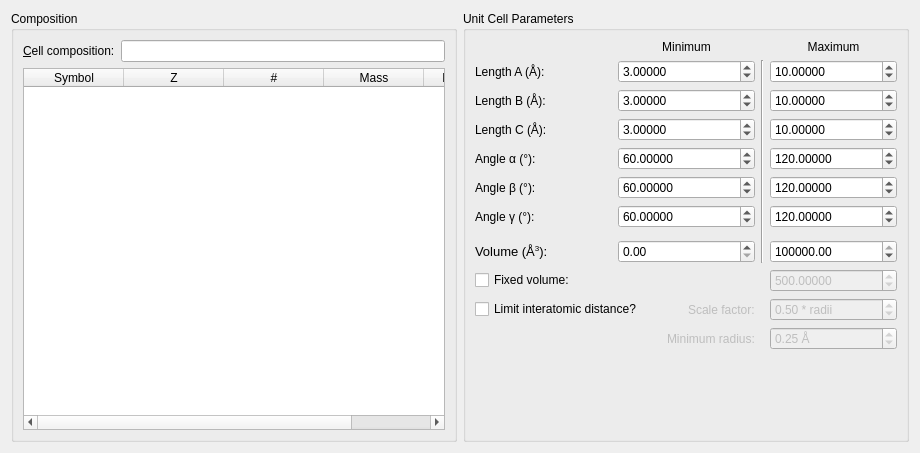
First picture: the form in src/xtalopt/ui/tab_init.ui, repository xtalopt/XtalOpt, before the edit.
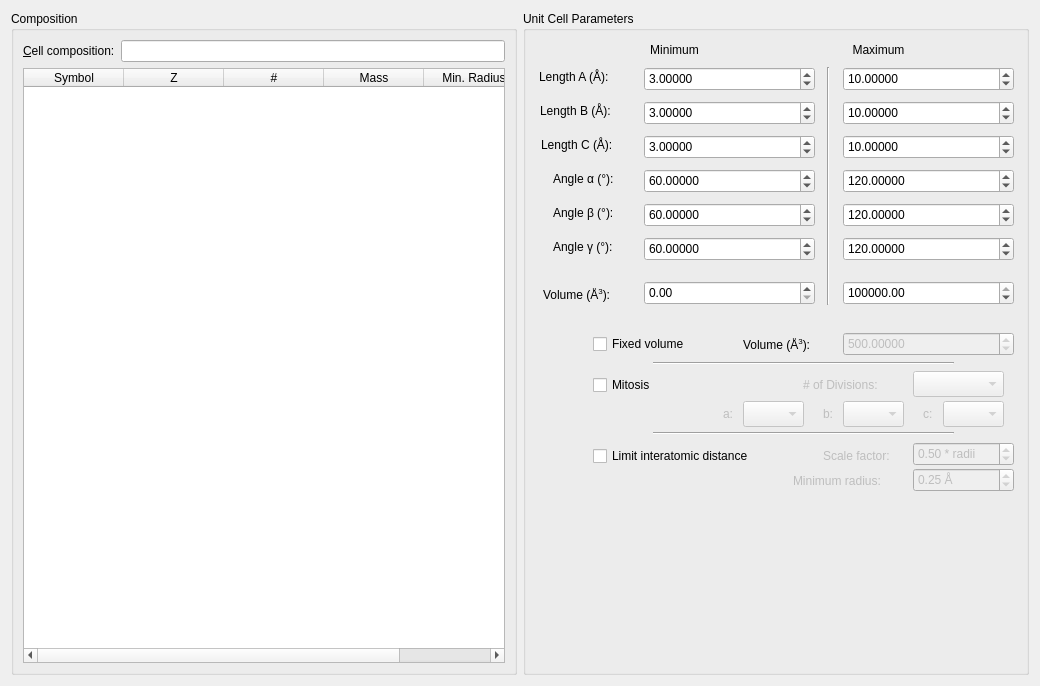
Second picture: the form after the edit.

Commit message: Mitosis, SIESTA, and fixes

The edit to the form file:
```diff
--- a/src/xtalopt/ui/tab_init.ui
+++ b/src/xtalopt/ui/tab_init.ui
@@ -6,8 +6,8 @@
    <rect>
     <x>0</x>
     <y>0</y>
-    <width>920</width>
-    <height>453</height>
+    <width>1040</width>
+    <height>686</height>
    </rect>
   </property>
   <property name="windowTitle">
@@ -103,120 +103,15 @@
      <property name="title">
       <string>Unit Cell Parameters</string>
      </property>
-     <layout class="QGridLayout" name="gridLayout_3">
-      <item row="2" column="0">
-       <widget class="QLabel" name="label_3">
-        <property name="text">
-         <string>Length B (Å):</string>
-        </property>
-        <property name="buddy">
-         <cstring>spin_b_min</cstring>
-        </property>
-       </widget>
-      </item>
-      <item row="3" column="0">
-       <widget class="QLabel" name="label_2">
-        <property name="text">
-         <string>Length C (Å):</string>
-        </property>
-        <property name="buddy">
-         <cstring>spin_c_min</cstring>
-        </property>
-       </widget>
-      </item>
-      <item row="4" column="0">
-       <widget class="QLabel" name="label_4">
-        <property name="text">
-         <string>Angle α (°):</string>
-        </property>
-        <property name="buddy">
-         <cstring>spin_alpha_min</cstring>
-        </property>
-       </widget>
-      </item>
-      <item row="1" column="0">
-       <widget class="QLabel" name="label_5">
-        <property name="text">
-         <string>Length A (Å):</string>
-        </property>
-        <property name="buddy">
-         <cstring>spin_a_min</cstring>
-        </property>
-       </widget>
-      </item>
-      <item row="1" column="1">
-       <widget class="QDoubleSpinBox" name="spin_a_min">
-        <property name="decimals">
-         <number>5</number>
-        </property>
-        <property name="singleStep">
-         <double>0.100000000000000</double>
-        </property>
-        <property name="value">
-         <double>3.000000000000000</double>
-        </property>
-       </widget>
-      </item>
-      <item row="2" column="1">
-       <widget class="QDoubleSpinBox" name="spin_b_min">
-        <property name="decimals">
-         <number>5</number>
-        </property>
-        <property name="singleStep">
-         <double>0.100000000000000</double>
-        </property>
-        <property name="value">
-         <double>3.000000000000000</double>
-        </property>
-       </widget>
-      </item>
-      <item row="3" column="1">
-       <widget class="QDoubleSpinBox" name="spin_c_min">
-        <property name="decimals">
-         <number>5</number>
-        </property>
-        <property name="singleStep">
-         <double>0.100000000000000</double>
-        </property>
-        <property name="value">
-         <double>3.000000000000000</double>
-        </property>
-       </widget>
-      </item>
-      <item row="4" column="1">
-       <widget class="QDoubleSpinBox" name="spin_alpha_min">
-        <property name="decimals">
-         <number>5</number>
-        </property>
-        <property name="maximum">
-         <double>180.000000000000000</double>
-        </property>
-        <property name="singleStep">
-         <double>0.100000000000000</double>
-        </property>
-        <property name="value">
-         <double>60.000000000000000</double>
-        </property>
-       </widget>
-      </item>
-      <item row="1" column="3">
-       <widget class="QDoubleSpinBox" name="spin_a_max">
-        <property name="decimals">
-         <number>5</number>
-        </property>
-        <property name="maximum">
-         <double>9999.989999999999782</double>
-        </property>
-        <property name="singleStep">
-         <double>0.100000000000000</double>
-        </property>
-        <property name="value">
-         <double>10.000000000000000</double>
-        </property>
-       </widget>
-      </item>
-      <item row="2" column="3">
        <widget class="QDoubleSpinBox" name="spin_b_max">
+      <property name="geometry">
+       <rect>
+        <x>320</x>
+        <y>90</y>
+        <width>171</width>
+        <height>24</height>
+       </rect>
+      </property>
         <property name="decimals">
          <number>5</number>
         </property>
@@ -230,9 +125,91 @@
          <double>10.000000000000000</double>
         </property>
        </widget>
-      </item>
-      <item row="3" column="3">
+     <widget class="QDoubleSpinBox" name="spin_gamma_min">
+      <property name="geometry">
+       <rect>
+        <x>121</x>
+        <y>226</y>
+        <width>171</width>
+        <height>24</height>
+       </rect>
+      </property>
+      <property name="decimals">
+       <number>5</number>
+      </property>
+      <property name="maximum">
+       <double>180.000000000000000</double>
+      </property>
+      <property name="singleStep">
+       <double>0.100000000000000</double>
+      </property>
+      <property name="value">
+       <double>60.000000000000000</double>
+      </property>
+     </widget>
+     <widget class="QLabel" name="label_11">
+      <property name="geometry">
+       <rect>
+        <x>30</x>
+        <y>226</y>
+        <width>71</width>
+        <height>20</height>
+       </rect>
+      </property>
+      <property name="text">
+       <string>Angle γ (°):</string>
+      </property>
+      <property name="buddy">
+       <cstring>spin_gamma_min</cstring>
+      </property>
+     </widget>
+     <widget class="QLabel" name="label_7">
+      <property name="geometry">
+       <rect>
+        <x>320</x>
+        <y>31</y>
+        <width>71</width>
+        <height>16</height>
+       </rect>
+      </property>
+      <property name="text">
+       <string>Maximum</string>
+      </property>
+      <property name="alignment">
+       <set>Qt::AlignCenter</set>
+      </property>
+     </widget>
+     <widget class="QDoubleSpinBox" name="spin_beta_min">
+      <property name="geometry">
+       <rect>
+        <x>121</x>
+        <y>192</y>
+        <width>171</width>
+        <height>24</height>
+       </rect>
+      </property>
+      <property name="decimals">
+       <number>5</number>
+      </property>
+      <property name="maximum">
+       <double>180.000000000000000</double>
+      </property>
+      <property name="singleStep">
+       <double>0.100000000000000</double>
+      </property>
+      <property name="value">
+       <double>60.000000000000000</double>
+      </property>
+     </widget>
        <widget class="QDoubleSpinBox" name="spin_c_max">
+      <property name="geometry">
+       <rect>
+        <x>320</x>
+        <y>124</y>
+        <width>171</width>
+        <height>24</height>
+       </rect>
+      </property>
         <property name="decimals">
          <number>5</number>
         </property>
@@ -246,9 +223,15 @@
          <double>10.000000000000000</double>
         </property>
        </widget>
-      </item>
-      <item row="4" column="3">
        <widget class="QDoubleSpinBox" name="spin_alpha_max">
+      <property name="geometry">
+       <rect>
+        <x>320</x>
+        <y>158</y>
+        <width>171</width>
+        <height>24</height>
+       </rect>
+      </property>
         <property name="decimals">
          <number>5</number>
         </property>
@@ -262,9 +245,15 @@
          <double>120.000000000000000</double>
         </property>
        </widget>
-      </item>
-      <item row="0" column="1">
        <widget class="QLabel" name="label_6">
+      <property name="geometry">
+       <rect>
+        <x>121</x>
+        <y>31</y>
+        <width>61</width>
+        <height>16</height>
+       </rect>
+      </property>
         <property name="sizePolicy">
          <sizepolicy hsizetype="Minimum" vsizetype="Fixed">
           <horstretch>0</horstretch>
@@ -278,19 +267,15 @@
          <set>Qt::AlignCenter</set>
         </property>
        </widget>
-      </item>
-      <item row="0" column="3">
-       <widget class="QLabel" name="label_7">
-        <property name="text">
-         <string>Maximum</string>
-        </property>
-        <property name="alignment">
-         <set>Qt::AlignCenter</set>
-        </property>
-       </widget>
-      </item>
-      <item row="5" column="0">
        <widget class="QLabel" name="label_8">
+      <property name="geometry">
+       <rect>
+        <x>30</x>
+        <y>192</y>
+        <width>71</width>
+        <height>20</height>
+       </rect>
+      </property>
         <property name="text">
          <string>Angle β (°):</string>
         </property>
@@ -298,39 +283,117 @@
          <cstring>spin_beta_min</cstring>
         </property>
        </widget>
-      </item>
-      <item row="8" column="0">
-       <widget class="QLabel" name="label_10">
+     <widget class="QDoubleSpinBox" name="spin_b_min">
+      <property name="geometry">
+       <rect>
+        <x>121</x>
+        <y>90</y>
+        <width>171</width>
+        <height>24</height>
+       </rect>
+      </property>
+      <property name="decimals">
+       <number>5</number>
+      </property>
+      <property name="singleStep">
+       <double>0.100000000000000</double>
+      </property>
+      <property name="value">
+       <double>3.000000000000000</double>
+      </property>
+     </widget>
+     <widget class="QLabel" name="label_3">
+      <property name="geometry">
+       <rect>
+        <x>17</x>
+        <y>90</y>
+        <width>91</width>
+        <height>20</height>
+       </rect>
+      </property>
         <property name="text">
-         <string>&lt;!DOCTYPE HTML PUBLIC &quot;-//W3C//DTD HTML 4.0//EN&quot; &quot;http://www.w3.org/TR/REC-html40/strict.dtd&quot;&gt;
-&lt;html&gt;&lt;head&gt;&lt;meta name=&quot;qrichtext&quot; content=&quot;1&quot; /&gt;&lt;style type=&quot;text/css&quot;&gt;
-p, li { white-space: pre-wrap; }
-&lt;/style&gt;&lt;/head&gt;&lt;body style=&quot; font-family:'Sans Serif'; font-size:10pt; font-weight:400; font-style:normal;&quot;&gt;
-&lt;p style=&quot; margin-top:0px; margin-bottom:0px; margin-left:0px; margin-right:0px; -qt-block-indent:0; text-indent:0px;&quot;&gt;Volume (Å&lt;span style=&quot; vertical-align:super;&quot;&gt;3&lt;/span&gt;):&lt;/p&gt;&lt;/body&gt;&lt;/html&gt;</string>
+       <string>Length B (Å):</string>
         </property>
         <property name="buddy">
-         <cstring>spin_vol_min</cstring>
-        </property>
-       </widget>
-      </item>
-      <item row="5" column="1">
-       <widget class="QDoubleSpinBox" name="spin_beta_min">
+       <cstring>spin_b_min</cstring>
+      </property>
+     </widget>
+     <widget class="QLabel" name="label_5">
+      <property name="geometry">
+       <rect>
+        <x>16</x>
+        <y>56</y>
+        <width>91</width>
+        <height>20</height>
+       </rect>
+      </property>
+      <property name="text">
+       <string>Length A (Å):</string>
+      </property>
+      <property name="buddy">
+       <cstring>spin_a_min</cstring>
+      </property>
+     </widget>
+     <widget class="QLabel" name="label_2">
+      <property name="geometry">
+       <rect>
+        <x>18</x>
+        <y>124</y>
+        <width>91</width>
+        <height>20</height>
+       </rect>
+      </property>
+      <property name="text">
+       <string>Length C (Å):</string>
+      </property>
+      <property name="buddy">
+       <cstring>spin_c_min</cstring>
+      </property>
+     </widget>
+     <widget class="QLabel" name="label_4">
+      <property name="geometry">
+       <rect>
+        <x>30</x>
+        <y>158</y>
+        <width>71</width>
+        <height>20</height>
+       </rect>
+      </property>
+      <property name="text">
+       <string>Angle α (°):</string>
+      </property>
+      <property name="buddy">
+       <cstring>spin_alpha_min</cstring>
+      </property>
+     </widget>
+     <widget class="QDoubleSpinBox" name="spin_a_min">
+      <property name="geometry">
+       <rect>
+        <x>121</x>
+        <y>56</y>
+        <width>171</width>
+        <height>24</height>
+       </rect>
+      </property>
         <property name="decimals">
          <number>5</number>
         </property>
-        <property name="maximum">
-         <double>180.000000000000000</double>
-        </property>
         <property name="singleStep">
          <double>0.100000000000000</double>
         </property>
         <property name="value">
-         <double>60.000000000000000</double>
-        </property>
-       </widget>
-      </item>
-      <item row="6" column="1">
-       <widget class="QDoubleSpinBox" name="spin_gamma_min">
+       <double>3.000000000000000</double>
+      </property>
+     </widget>
+     <widget class="QDoubleSpinBox" name="spin_beta_max">
+      <property name="geometry">
+       <rect>
+        <x>320</x>
+        <y>192</y>
+        <width>171</width>
+        <height>24</height>
+       </rect>
+      </property>
         <property name="decimals">
          <number>5</number>
         </property>
@@ -341,12 +404,18 @@
          <double>0.100000000000000</double>
         </property>
         <property name="value">
-         <double>60.000000000000000</double>
-        </property>
-       </widget>
-      </item>
-      <item row="8" column="1">
+       <double>120.000000000000000</double>
+      </property>
+     </widget>
        <widget class="QDoubleSpinBox" name="spin_vol_min">
+      <property name="geometry">
+       <rect>
+        <x>121</x>
+        <y>270</y>
+        <width>171</width>
+        <height>24</height>
+       </rect>
+      </property>
         <property name="decimals">
          <number>2</number>
         </property>
@@ -360,25 +429,15 @@
          <double>0.000000000000000</double>
         </property>
        </widget>
-      </item>
-      <item row="5" column="3">
-       <widget class="QDoubleSpinBox" name="spin_beta_max">
-        <property name="decimals">
-         <number>5</number>
-        </property>
-        <property name="maximum">
-         <double>180.000000000000000</double>
-        </property>
-        <property name="singleStep">
-         <double>0.100000000000000</double>
-        </property>
-        <property name="value">
-         <double>120.000000000000000</double>
-        </property>
-       </widget>
-      </item>
-      <item row="8" column="3">
        <widget class="QDoubleSpinBox" name="spin_vol_max">
+      <property name="geometry">
+       <rect>
+        <x>320</x>
+        <y>270</y>
+        <width>171</width>
+        <height>24</height>
+       </rect>
+      </property>
         <property name="decimals">
          <number>2</number>
         </property>
@@ -392,45 +451,31 @@
          <double>1000000.000000000000000</double>
         </property>
        </widget>
-      </item>
-      <item row="6" column="3">
-       <widget class="QDoubleSpinBox" name="spin_gamma_max">
-        <property name="decimals">
-         <number>5</number>
-        </property>
-        <property name="maximum">
-         <double>180.000000000000000</double>
-        </property>
-        <property name="singleStep">
-         <double>0.100000000000000</double>
-        </property>
-        <property name="value">
-         <double>120.000000000000000</double>
-        </property>
-       </widget>
-      </item>
-      <item row="6" column="0">
-       <widget class="QLabel" name="label_11">
-        <property name="text">
-         <string>Angle γ (°):</string>
-        </property>
-        <property name="buddy">
-         <cstring>spin_gamma_min</cstring>
-        </property>
-       </widget>
-      </item>
-      <item row="1" column="2" rowspan="8">
        <widget class="Line" name="line">
+      <property name="geometry">
+       <rect>
+        <x>297</x>
+        <y>56</y>
+        <width>16</width>
+        <height>238</height>
+       </rect>
+      </property>
         <property name="orientation">
          <enum>Qt::Vertical</enum>
         </property>
        </widget>
-      </item>
-      <item row="10" column="3">
        <widget class="QDoubleSpinBox" name="spin_fixedVolume">
         <property name="enabled">
          <bool>false</bool>
         </property>
+      <property name="geometry">
+       <rect>
+        <x>320</x>
+        <y>321</y>
+        <width>171</width>
+        <height>24</height>
+       </rect>
+      </property>
         <property name="toolTip">
          <string>Use this to specify a starting volume for the structure before optimizing.</string>
         </property>
@@ -447,22 +492,119 @@
          <double>500.000000000000000</double>
         </property>
        </widget>
-      </item>
-      <item row="10" column="0" colspan="2">
-       <widget class="QCheckBox" name="cb_fixedVolume">
-        <property name="toolTip">
-         <string>Use this to specify a starting volume for the structure before optimizing.</string>
+     <widget class="QDoubleSpinBox" name="spin_c_min">
+      <property name="geometry">
+       <rect>
+        <x>121</x>
+        <y>124</y>
+        <width>171</width>
+        <height>24</height>
+       </rect>
+      </property>
+      <property name="decimals">
+       <number>5</number>
+      </property>
+      <property name="singleStep">
+       <double>0.100000000000000</double>
+      </property>
+      <property name="value">
+       <double>3.000000000000000</double>
+      </property>
+     </widget>
+     <widget class="QDoubleSpinBox" name="spin_alpha_min">
+      <property name="geometry">
+       <rect>
+        <x>121</x>
+        <y>158</y>
+        <width>171</width>
+        <height>24</height>
+       </rect>
+      </property>
+      <property name="decimals">
+       <number>5</number>
+      </property>
+      <property name="maximum">
+       <double>180.000000000000000</double>
+      </property>
+      <property name="singleStep">
+       <double>0.100000000000000</double>
+      </property>
+      <property name="value">
+       <double>60.000000000000000</double>
+      </property>
+     </widget>
+     <widget class="QDoubleSpinBox" name="spin_gamma_max">
+      <property name="geometry">
+       <rect>
+        <x>320</x>
+        <y>226</y>
+        <width>171</width>
+        <height>24</height>
+       </rect>
+      </property>
+      <property name="decimals">
+       <number>5</number>
+      </property>
+      <property name="maximum">
+       <double>180.000000000000000</double>
+      </property>
+      <property name="singleStep">
+       <double>0.100000000000000</double>
+      </property>
+      <property name="value">
+       <double>120.000000000000000</double>
+      </property>
+     </widget>
+     <widget class="QCheckBox" name="cb_mitosis">
+      <property name="geometry">
+       <rect>
+        <x>70</x>
+        <y>365</y>
+        <width>81</width>
+        <height>18</height>
+       </rect>
         </property>
         <property name="text">
-         <string>Fixed volume:</string>
-        </property>
-       </widget>
-      </item>
-      <item row="12" column="3">
+       <string>Mitosis</string>
+      </property>
+      <property name="checked">
+       <bool>false</bool>
+      </property>
+     </widget>
+     <widget class="QDoubleSpinBox" name="spin_a_max">
+      <property name="geometry">
+       <rect>
+        <x>320</x>
+        <y>56</y>
+        <width>171</width>
+        <height>24</height>
+       </rect>
+      </property>
+      <property name="decimals">
+       <number>5</number>
+      </property>
+      <property name="maximum">
+       <double>9999.989999999999782</double>
+      </property>
+      <property name="singleStep">
+       <double>0.100000000000000</double>
+      </property>
+      <property name="value">
+       <double>10.000000000000000</double>
+      </property>
+     </widget>
        <widget class="QDoubleSpinBox" name="spin_scaleFactor">
         <property name="enabled">
          <bool>false</bool>
         </property>
+      <property name="geometry">
+       <rect>
+        <x>390</x>
+        <y>431</y>
+        <width>101</width>
+        <height>24</height>
+       </rect>
+      </property>
         <property name="toolTip">
          <string>Use this to limit the shortest interatomic distance between
 atoms. This ensures that atoms aren't overlapping.
@@ -493,50 +635,107 @@
          <double>0.500000000000000</double>
         </property>
        </widget>
-      </item>
-      <item row="14" column="3">
-       <spacer name="verticalSpacer_2">
-        <property name="orientation">
-         <enum>Qt::Vertical</enum>
-        </property>
-        <property name="sizeHint" stdset="0">
-         <size>
-          <width>20</width>
-          <height>40</height>
-         </size>
-        </property>
-       </spacer>
-      </item>
-      <item row="12" column="0" colspan="2">
-       <layout class="QHBoxLayout" name="horizontalLayout">
-        <item>
+     <widget class="QComboBox" name="combo_divisions">
+      <property name="enabled">
+       <bool>false</bool>
+      </property>
+      <property name="geometry">
+       <rect>
+        <x>390</x>
+        <y>360</y>
+        <width>91</width>
+        <height>26</height>
+       </rect>
+      </property>
+     </widget>
+     <widget class="QDoubleSpinBox" name="spin_minRadius">
+      <property name="enabled">
+       <bool>false</bool>
+      </property>
+      <property name="geometry">
+       <rect>
+        <x>390</x>
+        <y>457</y>
+        <width>101</width>
+        <height>24</height>
+       </rect>
+      </property>
+      <property name="suffix">
+       <string> Å</string>
+      </property>
+      <property name="decimals">
+       <number>2</number>
+      </property>
+      <property name="singleStep">
+       <double>0.050000000000000</double>
+      </property>
+      <property name="value">
+       <double>0.250000000000000</double>
+      </property>
+     </widget>
+     <widget class="QLabel" name="label_12">
+      <property name="enabled">
+       <bool>false</bool>
+      </property>
+      <property name="geometry">
+       <rect>
+        <x>280</x>
+        <y>363</y>
+        <width>101</width>
+        <height>21</height>
+       </rect>
+      </property>
+      <property name="text">
+       <string># of Divisions:</string>
+      </property>
+      <property name="buddy">
+       <cstring>combo_divisions</cstring>
+      </property>
+     </widget>
          <widget class="QCheckBox" name="cb_interatomicDistanceLimit">
+      <property name="geometry">
+       <rect>
+        <x>70</x>
+        <y>436</y>
+        <width>201</width>
+        <height>18</height>
+       </rect>
+      </property>
           <property name="toolTip">
            <string>Use this to limit the shortest interatomic distance between atoms. This ensures that atoms aren't overlapping.</string>
           </property>
           <property name="text">
-           <string>Limit interatomic distance?</string>
-          </property>
-         </widget>
-        </item>
-        <item>
-         <spacer name="horizontalSpacer">
-          <property name="orientation">
-           <enum>Qt::Horizontal</enum>
-          </property>
-          <property name="sizeHint" stdset="0">
-           <size>
-            <width>40</width>
-            <height>20</height>
-           </size>
-          </property>
-         </spacer>
-        </item>
-        <item>
+       <string>Limit interatomic distance</string>
+      </property>
+     </widget>
+     <widget class="QCheckBox" name="cb_fixedVolume">
+      <property name="geometry">
+       <rect>
+        <x>70</x>
+        <y>324</y>
+        <width>121</width>
+        <height>18</height>
+       </rect>
+      </property>
+      <property name="toolTip">
+       <string>Use this to specify a starting volume for the structure before optimizing.</string>
+      </property>
+      <property name="text">
+       <string>Fixed volume</string>
+      </property>
+     </widget>
          <widget class="QLabel" name="label">
           <property name="enabled">
            <bool>false</bool>
           </property>
+      <property name="geometry">
+       <rect>
+        <x>300</x>
+        <y>435</y>
+        <width>91</width>
+        <height>20</height>
+       </rect>
+      </property>
           <property name="text">
            <string>Scale factor:</string>
           </property>
@@ -544,29 +743,18 @@
            <cstring>spin_scaleFactor</cstring>
           </property>
          </widget>
-        </item>
-       </layout>
-      </item>
-      <item row="13" column="0" colspan="2">
-       <layout class="QHBoxLayout" name="horizontalLayout_3">
-        <item>
-         <spacer name="horizontalSpacer_2">
-          <property name="orientation">
-           <enum>Qt::Horizontal</enum>
-          </property>
-          <property name="sizeHint" stdset="0">
-           <size>
-            <width>40</width>
-            <height>20</height>
-           </size>
-          </property>
-         </spacer>
-        </item>
-        <item>
          <widget class="QLabel" name="label_9">
           <property name="enabled">
            <bool>false</bool>
           </property>
+      <property name="geometry">
+       <rect>
+        <x>270</x>
+        <y>460</y>
+        <width>111</width>
+        <height>20</height>
+       </rect>
+      </property>
           <property name="text">
            <string>Minimum radius:</string>
           </property>
@@ -574,29 +762,151 @@
            <cstring>spin_minRadius</cstring>
           </property>
          </widget>
-        </item>
-       </layout>
-      </item>
-      <item row="13" column="3">
-       <widget class="QDoubleSpinBox" name="spin_minRadius">
+     <widget class="Line" name="line_2">
+      <property name="geometry">
+       <rect>
+        <x>130</x>
+        <y>342</y>
+        <width>301</width>
+        <height>20</height>
+       </rect>
+      </property>
+      <property name="orientation">
+       <enum>Qt::Horizontal</enum>
+      </property>
+     </widget>
+     <widget class="Line" name="line_3">
+      <property name="geometry">
+       <rect>
+        <x>130</x>
+        <y>412</y>
+        <width>301</width>
+        <height>20</height>
+       </rect>
+      </property>
+      <property name="orientation">
+       <enum>Qt::Horizontal</enum>
+      </property>
+     </widget>
+     <widget class="QComboBox" name="combo_a">
         <property name="enabled">
          <bool>false</bool>
         </property>
-        <property name="suffix">
-         <string> Å</string>
-        </property>
-        <property name="decimals">
-         <number>2</number>
-        </property>
-        <property name="singleStep">
-         <double>0.050000000000000</double>
-        </property>
-        <property name="value">
-         <double>0.250000000000000</double>
-        </property>
-       </widget>
-      </item>
-     </layout>
+      <property name="geometry">
+       <rect>
+        <x>220</x>
+        <y>390</y>
+        <width>61</width>
+        <height>26</height>
+       </rect>
+      </property>
+     </widget>
+     <widget class="QComboBox" name="combo_b">
+      <property name="enabled">
+       <bool>false</bool>
+      </property>
+      <property name="geometry">
+       <rect>
+        <x>320</x>
+        <y>390</y>
+        <width>61</width>
+        <height>26</height>
+       </rect>
+      </property>
+     </widget>
+     <widget class="QComboBox" name="combo_c">
+      <property name="enabled">
+       <bool>false</bool>
+      </property>
+      <property name="geometry">
+       <rect>
+        <x>420</x>
+        <y>390</y>
+        <width>61</width>
+        <height>26</height>
+       </rect>
+      </property>
+     </widget>
+     <widget class="QLabel" name="label_15">
+      <property name="enabled">
+       <bool>false</bool>
+      </property>
+      <property name="geometry">
+       <rect>
+        <x>200</x>
+        <y>393</y>
+        <width>16</width>
+        <height>20</height>
+       </rect>
+      </property>
+      <property name="text">
+       <string>a:</string>
+      </property>
+     </widget>
+     <widget class="QLabel" name="label_16">
+      <property name="enabled">
+       <bool>false</bool>
+      </property>
+      <property name="geometry">
+       <rect>
+        <x>300</x>
+        <y>393</y>
+        <width>16</width>
+        <height>20</height>
+       </rect>
+      </property>
+      <property name="text">
+       <string>b:</string>
+      </property>
+     </widget>
+     <widget class="QLabel" name="label_17">
+      <property name="enabled">
+       <bool>false</bool>
+      </property>
+      <property name="geometry">
+       <rect>
+        <x>400</x>
+        <y>393</y>
+        <width>16</width>
+        <height>20</height>
+       </rect>
+      </property>
+      <property name="text">
+       <string>c:</string>
+      </property>
+     </widget>
+     <widget class="QLabel" name="label_13">
+      <property name="geometry">
+       <rect>
+        <x>220</x>
+        <y>324</y>
+        <width>81</width>
+        <height>20</height>
+       </rect>
+      </property>
+      <property name="text">
+       <string>&lt;html&gt;&lt;head/&gt;&lt;body&gt;&lt;p&gt;Volume (Å&lt;span style=&quot; vertical-align:super;&quot;&gt;3&lt;/span&gt;):&lt;/p&gt;&lt;/body&gt;&lt;/html&gt;</string>
+      </property>
+      <property name="buddy">
+       <cstring>spin_c_min</cstring>
+      </property>
+     </widget>
+     <widget class="QLabel" name="label_18">
+      <property name="geometry">
+       <rect>
+        <x>20</x>
+        <y>274</y>
+        <width>81</width>
+        <height>20</height>
+       </rect>
+      </property>
+      <property name="text">
+       <string>&lt;html&gt;&lt;head/&gt;&lt;body&gt;&lt;p&gt;Volume (Å&lt;span style=&quot; vertical-align:super;&quot;&gt;3&lt;/span&gt;):&lt;/p&gt;&lt;/body&gt;&lt;/html&gt;</string>
+      </property>
+      <property name="buddy">
+       <cstring>spin_c_min</cstring>
+      </property>
+     </widget>
     </widget>
    </item>
   </layout>
```
Left out of the diff: 234 changed lines with no effect on the pictures. Lines whose indentation alone changed are shown as unchanged. The commit also changes 109 other files.
